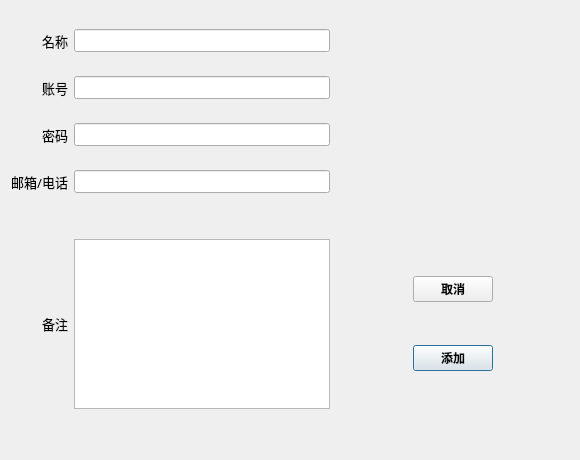
Old version of the form gui/AddItem.ui in the repository Malloc-Luo/py-passwordmanager.
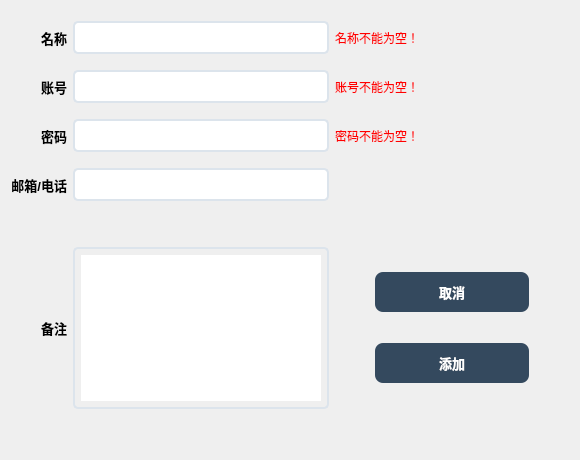
New version of the form.

The edit to the form file:
```diff
--- a/gui/AddItem.ui
+++ b/gui/AddItem.ui
@@ -48,9 +48,25 @@
        <pointsize>10</pointsize>
       </font>
      </property>
+     <property name="styleSheet">
+      <string notr="true">QLineEdit
+{
+	border-style:none;
+	padding:6px;
+	border-radius:5px;
+	border:2px solid #DCE4EC;
+}
+QLineEdit:focus
+{
+	border:2px solid #34495E;
+}</string>
+     </property>
      <property name="alignment">
       <set>Qt::AlignCenter</set>
      </property>
+     <property name="clearButtonEnabled">
+      <bool>true</bool>
+     </property>
     </widget>
    </item>
    <item row="3" column="1">
@@ -61,9 +77,25 @@
        <pointsize>10</pointsize>
       </font>
      </property>
+     <property name="styleSheet">
+      <string notr="true">QLineEdit
+{
+	border-style:none;
+	padding:6px;
+	border-radius:5px;
+	border:2px solid #DCE4EC;
+}
+QLineEdit:focus
+{
+	border:2px solid #34495E;
+}</string>
+     </property>
      <property name="alignment">
       <set>Qt::AlignCenter</set>
      </property>
+     <property name="clearButtonEnabled">
+      <bool>true</bool>
+     </property>
     </widget>
    </item>
    <item row="9" column="1">
@@ -71,24 +103,24 @@
      <property name="font">
       <font>
        <family>Consolas</family>
-       <pointsize>10</pointsize>
+       <pointsize>9</pointsize>
       </font>
      </property>
+     <property name="styleSheet">
+      <string notr="true">QTextEdit
+{
+	border-style:none;
+	padding:6px;
+	border-radius:5px;
+	border:2px solid #DCE4EC;
+}
+QTextEdit:focus
+{
+	border:2px solid #34495E;
+}</string>
+     </property>
     </widget>
    </item>
-   <item row="1" column="2">
-    <spacer name="horizontalSpacer">
-     <property name="orientation">
-      <enum>Qt::Horizontal</enum>
-     </property>
-     <property name="sizeHint" stdset="0">
-      <size>
-       <width>40</width>
-       <height>20</height>
-      </size>
-     </property>
-    </spacer>
-   </item>
    <item row="4" column="1">
     <spacer name="verticalSpacer_4">
      <property name="orientation">
@@ -122,8 +154,10 @@
     <widget class="QLabel" name="label_4">
      <property name="font">
       <font>
-       <family>Segoe UI Black</family>
+       <family>Microsoft YaHei UI</family>
        <pointsize>10</pointsize>
+       <weight>75</weight>
+       <bold>true</bold>
       </font>
      </property>
      <property name="text">
@@ -171,9 +205,25 @@
        <pointsize>10</pointsize>
       </font>
      </property>
+     <property name="styleSheet">
+      <string notr="true">QLineEdit
+{
+	border-style:none;
+	padding:6px;
+	border-radius:5px;
+	border:2px solid #DCE4EC;
+}
+QLineEdit:focus
+{
+	border:2px solid #34495E;
+}</string>
+     </property>
      <property name="alignment">
       <set>Qt::AlignCenter</set>
      </property>
+     <property name="clearButtonEnabled">
+      <bool>true</bool>
+     </property>
     </widget>
    </item>
    <item row="2" column="1">
@@ -193,8 +243,10 @@
     <widget class="QLabel" name="label_5">
      <property name="font">
       <font>
-       <family>Segoe UI</family>
+       <family>Microsoft YaHei UI</family>
        <pointsize>10</pointsize>
+       <weight>75</weight>
+       <bold>true</bold>
       </font>
      </property>
      <property name="text">
@@ -213,20 +265,38 @@
        <pointsize>10</pointsize>
       </font>
      </property>
+     <property name="styleSheet">
+      <string notr="true">QLineEdit
+{
+	border-style:none;
+	padding:6px;
+	border-radius:5px;
+	border:2px solid #DCE4EC;
+}
+QLineEdit:focus
+{
+	border:2px solid #34495E;
+}</string>
+     </property>
      <property name="inputMethodHints">
       <set>Qt::ImhEmailCharactersOnly|Qt::ImhLatinOnly|Qt::ImhUrlCharactersOnly</set>
      </property>
      <property name="alignment">
       <set>Qt::AlignCenter</set>
      </property>
+     <property name="clearButtonEnabled">
+      <bool>true</bool>
+     </property>
     </widget>
    </item>
    <item row="5" column="0">
     <widget class="QLabel" name="label_3">
      <property name="font">
       <font>
-       <family>Segoe UI Black</family>
+       <family>Microsoft YaHei UI</family>
        <pointsize>10</pointsize>
+       <weight>75</weight>
+       <bold>true</bold>
       </font>
      </property>
      <property name="text">
@@ -241,8 +311,10 @@
     <widget class="QLabel" name="label_2">
      <property name="font">
       <font>
-       <family>Segoe UI Black</family>
+       <family>Microsoft YaHei UI</family>
        <pointsize>10</pointsize>
+       <weight>75</weight>
+       <bold>true</bold>
       </font>
      </property>
      <property name="text">
@@ -259,11 +331,31 @@
       <widget class="QPushButton" name="pbt_add">
        <property name="font">
         <font>
-         <family>Segoe UI Black</family>
+         <family>Microsoft YaHei UI</family>
+         <pointsize>10</pointsize>
          <weight>75</weight>
          <bold>true</bold>
         </font>
        </property>
+       <property name="styleSheet">
+        <string notr="true">QPushButton {
+    border-style:none;
+    padding:10px;
+    border-radius:8px;
+    color:#FFFFFF;
+    background:#34495E;
+}
+QPushButton:hover {
+    color:#4E6D8C;
+    background:#e5e5e5;
+    border:2px solid #34495E;
+}
+QPushButton:pressed {
+    color:#000000;
+    background:#B8C6D1;
+}
+</string>
+       </property>
        <property name="text">
         <string>添加</string>
        </property>
@@ -273,11 +365,31 @@
       <widget class="QPushButton" name="pbt_cancel">
        <property name="font">
         <font>
-         <family>Segoe UI Black</family>
+         <family>Microsoft YaHei UI</family>
+         <pointsize>10</pointsize>
          <weight>75</weight>
          <bold>true</bold>
         </font>
        </property>
+       <property name="styleSheet">
+        <string notr="true">QPushButton {
+    border-style:none;
+    padding:10px;
+    border-radius:8px;
+    color:#FFFFFF;
+    background:#34495E;
+}
+QPushButton:hover {
+    color:#4E6D8C;
+    background:#e5e5e5;
+	border:2px solid #34495E;
+}
+QPushButton:pressed {
+    color:#000000;
+    background:#B8C6D1;
+}
+</string>
+       </property>
        <property name="text">
         <string>取消</string>
        </property>
@@ -288,6 +400,9 @@
        <property name="orientation">
         <enum>Qt::Horizontal</enum>
        </property>
+       <property name="sizeType">
+        <enum>QSizePolicy::Fixed</enum>
+       </property>
        <property name="sizeHint" stdset="0">
         <size>
          <width>40</width>
@@ -301,6 +416,9 @@
        <property name="orientation">
         <enum>Qt::Horizontal</enum>
        </property>
+       <property name="sizeType">
+        <enum>QSizePolicy::Fixed</enum>
+       </property>
        <property name="sizeHint" stdset="0">
         <size>
          <width>40</width>
@@ -314,6 +432,9 @@
        <property name="orientation">
         <enum>Qt::Horizontal</enum>
        </property>
+       <property name="sizeType">
+        <enum>QSizePolicy::Fixed</enum>
+       </property>
        <property name="sizeHint" stdset="0">
         <size>
          <width>40</width>
@@ -327,6 +448,9 @@
        <property name="orientation">
         <enum>Qt::Horizontal</enum>
        </property>
+       <property name="sizeType">
+        <enum>QSizePolicy::Fixed</enum>
+       </property>
        <property name="sizeHint" stdset="0">
         <size>
          <width>40</width>
@@ -354,8 +478,10 @@
     <widget class="QLabel" name="label">
      <property name="font">
       <font>
-       <family>Segoe UI Black</family>
+       <family>Microsoft YaHei UI</family>
        <pointsize>10</pointsize>
+       <weight>75</weight>
+       <bold>true</bold>
       </font>
      </property>
      <property name="text">
@@ -366,6 +492,76 @@
      </property>
     </widget>
    </item>
+   <item row="8" column="2">
+    <spacer name="horizontalSpacer">
+     <property name="orientation">
+      <enum>Qt::Horizontal</enum>
+     </property>
+     <property name="sizeHint" stdset="0">
+      <size>
+       <width>40</width>
+       <height>20</height>
+      </size>
+     </property>
+    </spacer>
+   </item>
+   <item row="1" column="2">
+    <widget class="QLabel" name="lb_name_warning">
+     <property name="font">
+      <font>
+       <family>Microsoft YaHei UI</family>
+      </font>
+     </property>
+     <property name="styleSheet">
+      <string notr="true">QLabel
+{
+	color:rgb(255, 0, 0);
+}</string>
+     </property>
+     <property name="text">
+      <string>名称不能为空！</string>
+     </property>
+     <property name="textFormat">
+      <enum>Qt::PlainText</enum>
+     </property>
+    </widget>
+   </item>
+   <item row="3" column="2">
+    <widget class="QLabel" name="lb_account_warning">
+     <property name="font">
+      <font>
+       <family>Microsoft YaHei UI</family>
+      </font>
+     </property>
+     <property name="styleSheet">
+      <string notr="true">QLabel
+{
+	color:rgb(255, 0, 0);
+}</string>
+     </property>
+     <property name="text">
+      <string>账号不能为空！</string>
+     </property>
+    </widget>
+   </item>
+   <item row="5" column="2">
+    <widget class="QLabel" name="lb_pswd_warning">
+     <property name="font">
+      <font>
+       <family>Microsoft YaHei UI</family>
+      </font>
+     </property>
+     <property name="styleSheet">
+      <string notr="true">QLabel
+{
+	color:rgb(255, 0, 0);
+}</string>
+     </property>
+     <property name="text">
+      <string>密码不能为空！</string>
+     </property>
+    </widget>
+   </item>
   </layout>
  </widget>
  <tabstops>
```
Left out of the diff: 3 changed lines with no effect on the pictures.
